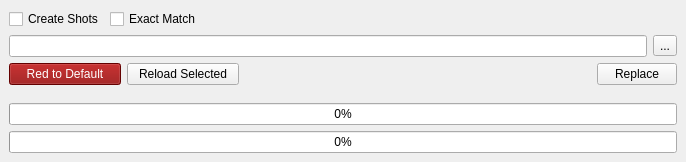
Qt form ui/main.ui (iceanimations/replaceReadPath) before a commit.
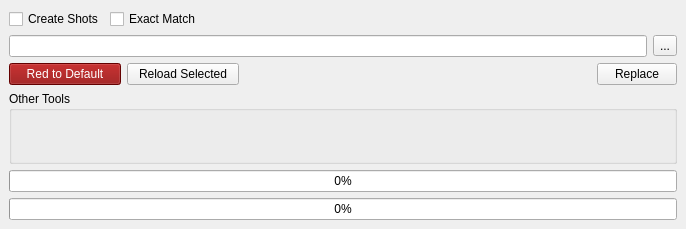
The same form after that commit.

The edit to the form file:
```diff
--- a/ui/main.ui
+++ b/ui/main.ui
@@ -7,7 +7,7 @@
     <x>0</x>
     <y>0</y>
     <width>686</width>
-    <height>162</height>
+    <height>229</height>
    </rect>
   </property>
   <property name="minimumSize">
@@ -132,17 +132,17 @@
      </layout>
     </item>
     <item>
-     <spacer name="verticalSpacer">
-      <property name="orientation">
-       <enum>Qt::Vertical</enum>
+     <widget class="QGroupBox" name="otherToolsBox">
+      <property name="sizePolicy">
+       <sizepolicy hsizetype="Preferred" vsizetype="Preferred">
+        <horstretch>0</horstretch>
+        <verstretch>0</verstretch>
+       </sizepolicy>
       </property>
-      <property name="sizeHint" stdset="0">
-       <size>
-        <width>20</width>
-        <height>40</height>
-       </size>
+      <property name="title">
+       <string>Other Tools</string>
       </property>
-     </spacer>
+     </widget>
     </item>
     <item>
      <widget class="QProgressBar" name="mainProgressBar">
```
